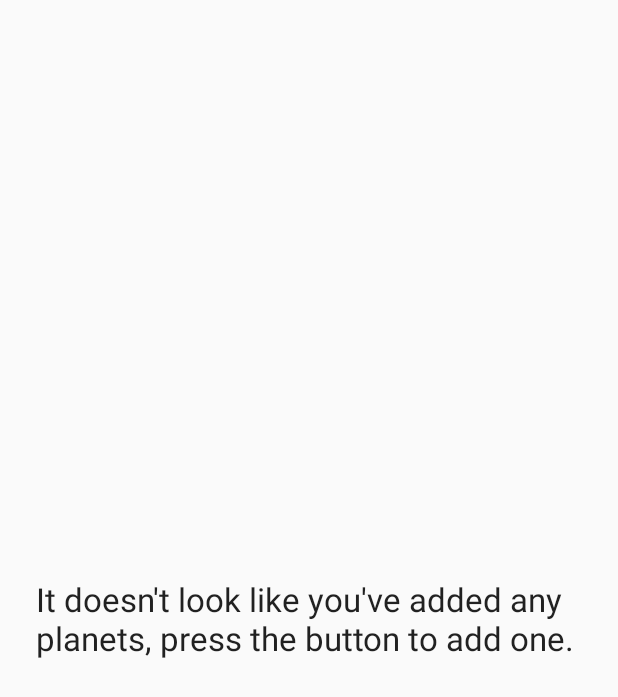
After one commit to steverichey/im361, an Android app: the layout fragment_planet_list.xml on its own in the app's theme, with its tools: preview values and no code run, on a phone screen of 412 x 824 dp. The commit adds this screen. Shown: the top 697 px of the screen. Run offline under Robolectric (Android 15) with nearby library versions, the phone set to English and light mode, and no system bars.

Commit message:
added a fragment

```diff
--- /dev/null
+++ b/examples/android/app/src/main/res/layout/fragment_planet_list.xml
@@ -0,0 +1,20 @@
+<?xml version="1.0" encoding="utf-8"?>
+<androidx.constraintlayout.widget.ConstraintLayout xmlns:android="http://schemas.android.com/apk/res/android"
+    xmlns:app="http://schemas.android.com/apk/res-auto"
+    android:layout_width="match_parent"
+    android:layout_height="match_parent">
+
+    <TextView
+        android:id="@+id/no_planets_added2"
+        android:layout_width="0dp"
+        android:layout_height="wrap_content"
+        android:layout_marginLeft="24dp"
+        android:layout_marginRight="24dp"
+        android:allowUndo="false"
+        android:text="@string/it_doesn_t_look_like_you_ve_added_any_planets_press_the_button_to_add_one"
+        android:textAppearance="@style/TextAppearance.AppCompat.Large"
+        app:layout_constraintBottom_toBottomOf="parent"
+        app:layout_constraintLeft_toLeftOf="parent"
+        app:layout_constraintRight_toRightOf="parent"
+        app:layout_constraintTop_toTopOf="parent" />
+</androidx.constraintlayout.widget.ConstraintLayout>
```
Also changed, not shown: examples/android/app/src/main/java/com/steverichey/interplanetarycalendar/MainActivity.kt (+20 -4 lines), examples/android/app/src/main/java/com/steverichey/interplanetarycalendar/PlanetListFragment.kt (added, +17 -0 lines), examples/android/app/src/main/res/layout/activity_main.xml (+9 -13 lines).
